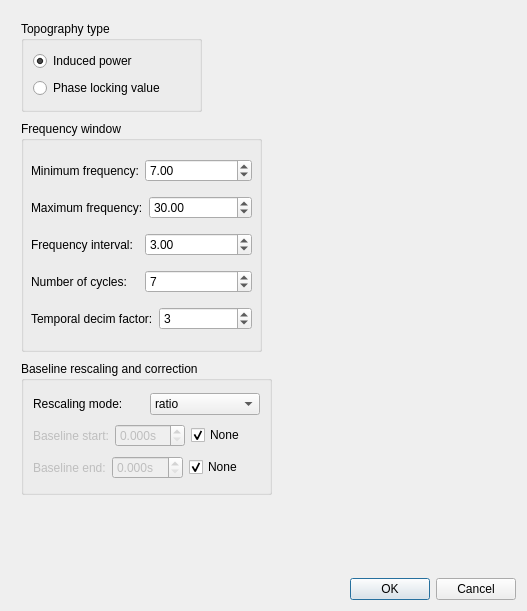
Above: meggie/ui/qt4Designer_ui_files/TFRtopology.ui from cibr-jyu/meggie before the change. Below: the same form after it.
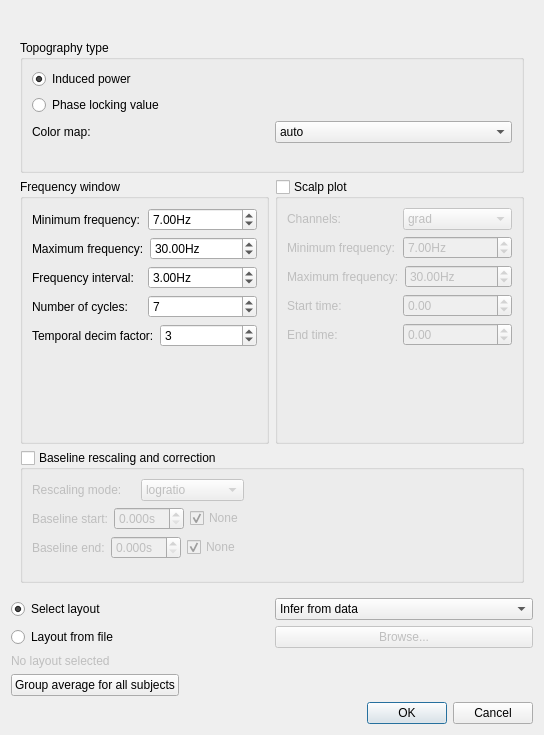
That is the form after the change.

Patch:
```diff
--- a/meggie/ui/qt4Designer_ui_files/TFRtopology.ui
+++ b/meggie/ui/qt4Designer_ui_files/TFRtopology.ui
@@ -6,28 +6,14 @@
    <rect>
     <x>0</x>
     <y>0</y>
-    <width>527</width>
-    <height>611</height>
+    <width>544</width>
+    <height>735</height>
    </rect>
   </property>
   <property name="windowTitle">
    <string>Meggie - Show TFR topologies </string>
   </property>
   <layout class="QGridLayout" name="gridLayout_2">
-   <item row="1" column="0">
-    <layout class="QVBoxLayout" name="verticalLayout">
-     <item>
-      <widget class="QDialogButtonBox" name="buttonBox">
-       <property name="orientation">
-        <enum>Qt::Horizontal</enum>
-       </property>
-       <property name="standardButtons">
-        <set>QDialogButtonBox::Cancel|QDialogButtonBox::Ok</set>
-       </property>
-      </widget>
-     </item>
-    </layout>
-   </item>
    <item row="0" column="0">
     <widget class="QScrollArea" name="scrollArea">
      <property name="frameShape">
@@ -41,8 +27,8 @@
        <rect>
         <x>0</x>
         <y>0</y>
-        <width>509</width>
-        <height>554</height>
+        <width>526</width>
+        <height>534</height>
        </rect>
       </property>
       <property name="minimumSize">
@@ -51,27 +37,211 @@
         <height>134</height>
        </size>
       </property>
+      <layout class="QGridLayout" name="gridLayout_4">
+       <item row="3" column="0" colspan="2">
+        <widget class="QGroupBox" name="groupBoxBaseline">
+         <property name="sizePolicy">
+          <sizepolicy hsizetype="Preferred" vsizetype="Preferred">
+           <horstretch>0</horstretch>
+           <verstretch>1</verstretch>
+          </sizepolicy>
+         </property>
+         <property name="title">
+          <string>Baseline rescaling and correction</string>
+         </property>
+         <property name="checkable">
+          <bool>true</bool>
+         </property>
+         <property name="checked">
+          <bool>false</bool>
+         </property>
+         <layout class="QGridLayout" name="gridLayout_3">
+          <item row="0" column="0">
+           <layout class="QHBoxLayout" name="horizontalLayout_7">
+            <item>
+             <widget class="QLabel" name="labelRescaling">
+              <property name="text">
+               <string>Rescaling mode:</string>
+              </property>
+             </widget>
+            </item>
+            <item>
+             <widget class="QComboBox" name="comboBoxMode">
+              <property name="currentIndex">
+               <number>1</number>
+              </property>
+              <item>
+               <property name="text">
+                <string>ratio</string>
+               </property>
+              </item>
+              <item>
+               <property name="text">
+                <string>logratio</string>
+               </property>
+              </item>
+              <item>
+               <property name="text">
+                <string>mean</string>
+               </property>
+              </item>
+              <item>
+               <property name="text">
+                <string>zscore</string>
+               </property>
+              </item>
+              <item>
+               <property name="text">
+                <string>percent</string>
+               </property>
+              </item>
+             </widget>
+            </item>
+           </layout>
+          </item>
+          <item row="1" column="0">
+           <layout class="QHBoxLayout" name="horizontalLayout_6">
+            <item>
+             <layout class="QHBoxLayout" name="horizontalLayout_3">
+              <item>
+               <widget class="QLabel" name="labelBaselineStart">
+                <property name="enabled">
+                 <bool>false</bool>
+                </property>
+                <property name="text">
+                 <string>Baseline start:</string>
+                </property>
+               </widget>
+              </item>
+              <item>
+               <widget class="QDoubleSpinBox" name="doubleSpinBoxBaselineStart">
+                <property name="enabled">
+                 <bool>false</bool>
+                </property>
+                <property name="suffix">
+                 <string>s</string>
+                </property>
+                <property name="decimals">
+                 <number>3</number>
+                </property>
+                <property name="singleStep">
+                 <double>0.050000000000000</double>
+                </property>
+               </widget>
+              </item>
+              <item>
+               <widget class="QCheckBox" name="checkBoxBaselineStartNone">
+                <property name="text">
+                 <string>None</string>
+                </property>
+                <property name="checked">
+                 <bool>true</bool>
+                </property>
+               </widget>
+              </item>
+             </layout>
+            </item>
+           </layout>
+          </item>
+          <item row="2" column="0">
+           <layout class="QHBoxLayout" name="horizontalLayout_5">
+            <item>
+             <layout class="QHBoxLayout" name="horizontalLayout_4">
+              <item>
+               <widget class="QLabel" name="labelBaselineEnd">
+                <property name="enabled">
+                 <bool>false</bool>
+                </property>
+                <property name="text">
+                 <string>Baseline end:</string>
+                </property>
+               </widget>
+              </item>
+              <item>
+               <widget class="QDoubleSpinBox" name="doubleSpinBoxBaselineEnd">
+                <property name="enabled">
+                 <bool>false</bool>
+                </property>
+                <property name="suffix">
+                 <string>s</string>
+                </property>
+                <property name="decimals">
+                 <number>3</number>
+                </property>
+                <property name="singleStep">
+                 <double>0.050000000000000</double>
+                </property>
+               </widget>
+              </item>
+              <item>
+               <widget class="QCheckBox" name="checkBoxBaselineEndNone">
+                <property name="text">
+                 <string>None</string>
+                </property>
+                <property name="checked">
+                 <bool>true</bool>
+                </property>
+               </widget>
+              </item>
+             </layout>
+            </item>
+           </layout>
+          </item>
+          <item row="1" column="1">
+           <spacer name="horizontalSpacer">
+            <property name="orientation">
+             <enum>Qt::Horizontal</enum>
+            </property>
+            <property name="sizeHint" stdset="0">
+             <size>
+              <width>40</width>
+              <height>20</height>
+             </size>
+            </property>
+           </spacer>
+          </item>
+          <item row="3" column="0">
+           <spacer name="verticalSpacer_4">
+            <property name="orientation">
+             <enum>Qt::Vertical</enum>
+            </property>
+            <property name="sizeHint" stdset="0">
+             <size>
+              <width>20</width>
+              <height>40</height>
+             </size>
+            </property>
+           </spacer>
+          </item>
+         </layout>
+        </widget>
+       </item>
+       <item row="2" column="0">
       <widget class="QGroupBox" name="groupBoxFrequencies">
-       <property name="geometry">
-        <rect>
-         <x>10</x>
-         <y>110</y>
-         <width>241</width>
-         <height>231</height>
-        </rect>
+         <property name="sizePolicy">
+          <sizepolicy hsizetype="Preferred" vsizetype="Preferred">
+           <horstretch>0</horstretch>
+           <verstretch>2</verstretch>
+          </sizepolicy>
        </property>
        <property name="title">
         <string>Frequency window</string>
        </property>
-       <widget class="QWidget" name="layoutWidget">
-        <property name="geometry">
-         <rect>
-          <x>10</x>
-          <y>30</y>
-          <width>221</width>
-          <height>191</height>
-         </rect>
-        </property>
+         <layout class="QGridLayout" name="gridLayout_5">
+          <item row="2" column="1">
+           <spacer name="verticalSpacer">
+            <property name="orientation">
+             <enum>Qt::Vertical</enum>
+            </property>
+            <property name="sizeHint" stdset="0">
+             <size>
+              <width>20</width>
+              <height>40</height>
+             </size>
+            </property>
+           </spacer>
+          </item>
+          <item row="1" column="1">
         <layout class="QVBoxLayout" name="verticalLayout_6">
          <item>
           <layout class="QHBoxLayout" name="horizontalLayout_13">
@@ -84,6 +254,9 @@
            </item>
            <item>
             <widget class="QDoubleSpinBox" name="doubleSpinBoxMinFreq">
+                <property name="suffix">
+                 <string>Hz</string>
+                </property>
              <property name="minimum">
               <double>0.100000000000000</double>
              </property>
@@ -108,6 +281,9 @@
            </item>
            <item>
             <widget class="QDoubleSpinBox" name="doubleSpinBoxMaxFreq">
+                <property name="suffix">
+                 <string>Hz</string>
+                </property>
              <property name="minimum">
               <double>7.000000000000000</double>
              </property>
@@ -132,6 +308,9 @@
            </item>
            <item>
             <widget class="QDoubleSpinBox" name="doubleSpinBoxFreqInterval">
+                <property name="suffix">
+                 <string>Hz</string>
+                </property>
              <property name="minimum">
               <double>0.100000000000000</double>
              </property>
@@ -185,23 +364,186 @@
           </layout>
          </item>
         </layout>
-       </widget>
-      </widget>
+          </item>
+         </layout>
+        </widget>
+       </item>
+       <item row="2" column="1">
+        <widget class="QGroupBox" name="groupBoxScalp">
+         <property name="toolTip">
+          <string>If checked, a scalp plot will be displayed.</string>
+         </property>
+         <property name="title">
+          <string>Scalp plot</string>
+         </property>
+         <property name="checkable">
+          <bool>true</bool>
+         </property>
+         <property name="checked">
+          <bool>false</bool>
+         </property>
+         <layout class="QGridLayout" name="gridLayout_6">
+          <item row="0" column="0">
+           <layout class="QVBoxLayout" name="verticalLayout_2">
+            <item>
+             <layout class="QHBoxLayout" name="horizontalLayout_16">
+              <item>
+               <widget class="QLabel" name="label_6">
+                <property name="text">
+                 <string>Channels:</string>
+                </property>
+               </widget>
+              </item>
+              <item>
+               <widget class="QComboBox" name="comboBoxChannels">
+                <property name="currentIndex">
+                 <number>1</number>
+                </property>
+                <item>
+                 <property name="text">
+                  <string>mag</string>
+                 </property>
+                </item>
+                <item>
+                 <property name="text">
+                  <string>grad</string>
+                 </property>
+                </item>
+                <item>
+                 <property name="text">
+                  <string>eeg</string>
+                 </property>
+                </item>
+               </widget>
+              </item>
+             </layout>
+            </item>
+            <item>
+             <layout class="QHBoxLayout" name="horizontalLayout_15">
+              <item>
+               <widget class="QLabel" name="label_5">
+                <property name="text">
+                 <string>Minimum frequency:</string>
+                </property>
+               </widget>
+              </item>
+              <item>
+               <widget class="QDoubleSpinBox" name="doubleSpinBoxScalpFmin">
+                <property name="suffix">
+                 <string>Hz</string>
+                </property>
+                <property name="value">
+                 <double>7.000000000000000</double>
+                </property>
+               </widget>
+              </item>
+             </layout>
+            </item>
+            <item>
+             <layout class="QHBoxLayout" name="horizontalLayout_14">
+              <item>
+               <widget class="QLabel" name="label_4">
+                <property name="text">
+                 <string>Maximum frequency:</string>
+                </property>
+               </widget>
+              </item>
+              <item>
+               <widget class="QDoubleSpinBox" name="doubleSpinBoxScalpFmax">
+                <property name="suffix">
+                 <string>Hz</string>
+                </property>
+                <property name="value">
+                 <double>30.000000000000000</double>
+                </property>
+               </widget>
+              </item>
+             </layout>
+            </item>
+            <item>
+             <layout class="QHBoxLayout" name="horizontalLayout_10">
+              <item>
+               <widget class="QLabel" name="label">
+                <property name="text">
+                 <string>Start time:</string>
+                </property>
+               </widget>
+              </item>
+              <item>
+               <widget class="QDoubleSpinBox" name="doubleSpinBoxScalpTmin">
+                <property name="minimum">
+                 <double>-10.000000000000000</double>
+                </property>
+                <property name="singleStep">
+                 <double>0.100000000000000</double>
+                </property>
+               </widget>
+              </item>
+             </layout>
+            </item>
+            <item>
+             <layout class="QHBoxLayout" name="horizontalLayout_11">
+              <item>
+               <widget class="QLabel" name="label_3">
+                <property name="text">
+                 <string>End time:</string>
+                </property>
+               </widget>
+              </item>
+              <item>
+               <widget class="QDoubleSpinBox" name="doubleSpinBoxScalpTmax">
+                <property name="minimum">
+                 <double>-10.000000000000000</double>
+                </property>
+                <property name="singleStep">
+                 <double>0.100000000000000</double>
+                </property>
+               </widget>
+              </item>
+             </layout>
+            </item>
+           </layout>
+          </item>
+          <item row="1" column="0">
+           <spacer name="verticalSpacer_2">
+            <property name="orientation">
+             <enum>Qt::Vertical</enum>
+            </property>
+            <property name="sizeHint" stdset="0">
+             <size>
+              <width>20</width>
+              <height>40</height>
+             </size>
+            </property>
+           </spacer>
+          </item>
+         </layout>
+        </widget>
+       </item>
+       <item row="0" column="0">
+        <widget class="QLabel" name="labelEpochName">
+         <property name="text">
+          <string/>
+         </property>
+        </widget>
+       </item>
+       <item row="1" column="0" colspan="2">
       <widget class="QGroupBox" name="groupBoxTopogpraphyType">
-       <property name="geometry">
-        <rect>
-         <x>10</x>
-         <y>10</y>
-         <width>181</width>
-         <height>91</height>
-        </rect>
+         <property name="sizePolicy">
+          <sizepolicy hsizetype="Preferred" vsizetype="Preferred">
+           <horstretch>0</horstretch>
+           <verstretch>1</verstretch>
+          </sizepolicy>
        </property>
        <property name="title">
         <string>Topography type</string>
        </property>
        <layout class="QGridLayout" name="gridLayout">
-        <item row="0" column="0">
+          <item row="1" column="0">
          <widget class="QRadioButton" name="radioButtonInduced">
+            <property name="enabled">
+             <bool>true</bool>
+            </property>
           <property name="text">
            <string>Induced power</string>
           </property>
@@ -210,42 +552,30 @@
           </property>
          </widget>
         </item>
-        <item row="1" column="0">
+          <item row="2" column="0">
          <widget class="QRadioButton" name="radioButtonPhase">
+            <property name="enabled">
+             <bool>true</bool>
+            </property>
           <property name="text">
            <string>Phase locking value</string>
           </property>
          </widget>
         </item>
-       </layout>
-      </widget>
-      <widget class="QGroupBox" name="groupBoxBaseline">
-       <property name="geometry">
-        <rect>
-         <x>10</x>
-         <y>350</y>
-         <width>251</width>
-         <height>134</height>
-        </rect>
-       </property>
-       <property name="title">
-        <string>Baseline rescaling and correction</string>
-       </property>
-       <layout class="QGridLayout" name="gridLayout_3">
-        <item row="0" column="0">
-         <layout class="QHBoxLayout" name="horizontalLayout_7">
+          <item row="3" column="0">
+           <layout class="QHBoxLayout" name="horizontalLayout_17">
           <item>
-           <widget class="QLabel" name="labelRescaling">
+             <widget class="QLabel" name="labelCmap">
             <property name="text">
-             <string>Rescaling mode:</string>
+               <string>Color map:</string>
             </property>
            </widget>
           </item>
           <item>
-           <widget class="QComboBox" name="comboBoxMode">
+             <widget class="QComboBox" name="comboBoxCmap">
             <item>
              <property name="text">
-              <string>ratio</string>
+                <string>auto</string>
              </property>
             </item>
             <item>
@@ -271,93 +601,128 @@
            </widget>
           </item>
          </layout>
+          </item>
+          <item row="4" column="0">
+           <spacer name="verticalSpacer_3">
+            <property name="orientation">
+             <enum>Qt::Vertical</enum>
+            </property>
+            <property name="sizeHint" stdset="0">
+             <size>
+              <width>20</width>
+              <height>40</height>
+             </size>
+            </property>
+           </spacer>
+          </item>
+         </layout>
+        </widget>
+       </item>
+      </layout>
+     </widget>
+    </widget>
         </item>
         <item row="1" column="0">
-         <layout class="QHBoxLayout" name="horizontalLayout_6">
+    <layout class="QVBoxLayout" name="verticalLayout_27">
           <item>
-           <layout class="QHBoxLayout" name="horizontalLayout_3">
+      <layout class="QHBoxLayout" name="horizontalLayout_35">
             <item>
-             <widget class="QLabel" name="labelBaselineStart">
-              <property name="enabled">
-               <bool>false</bool>
-              </property>
+        <widget class="QRadioButton" name="radioButtonSelectLayout">
               <property name="text">
-               <string>Baseline start:</string>
-              </property>
-             </widget>
-            </item>
-            <item>
-             <widget class="QDoubleSpinBox" name="doubleSpinBoxBaselineStart">
-              <property name="enabled">
-               <bool>false</bool>
-              </property>
-              <property name="suffix">
-               <string>s</string>
-              </property>
-              <property name="decimals">
-               <number>3</number>
-              </property>
-             </widget>
-            </item>
-            <item>
-             <widget class="QCheckBox" name="checkBoxBaselineStartNone">
-              <property name="text">
-               <string>None</string>
+          <string>Select layout</string>
               </property>
               <property name="checked">
                <bool>true</bool>
               </property>
-             </widget>
+         <attribute name="buttonGroup">
+          <string notr="true">buttonGroup</string>
+         </attribute>
+        </widget>
+       </item>
+       <item>
+        <widget class="QComboBox" name="comboBoxLayout">
+         <item>
+          <property name="text">
+           <string>Infer from data</string>
+          </property>
+         </item>
+        </widget>
+       </item>
+      </layout>
+     </item>
+     <item>
+      <layout class="QHBoxLayout" name="horizontalLayout_36">
+       <item>
+        <widget class="QRadioButton" name="radioButtonLayoutFromFile">
+         <property name="text">
+          <string>Layout from file</string>
+         </property>
+         <attribute name="buttonGroup">
+          <string notr="true">buttonGroup</string>
+         </attribute>
+        </widget>
+       </item>
+       <item>
+        <widget class="QPushButton" name="pushButtonBrowseLayout">
+         <property name="enabled">
+          <bool>false</bool>
+         </property>
+         <property name="text">
+          <string>Browse...</string>
+         </property>
+        </widget>
+       </item>
+      </layout>
+     </item>
+     <item>
+      <widget class="QLabel" name="labelLayout">
+       <property name="enabled">
+        <bool>false</bool>
+       </property>
+       <property name="text">
+        <string>No layout selected</string>
+       </property>
+      </widget>
+     </item>
+     <item>
+      <layout class="QHBoxLayout" name="horizontalLayout_9">
+       <item>
+        <widget class="QPushButton" name="pushButtonGroupAverage">
+         <property name="text">
+          <string>Group average for all subjects</string>
+         </property>
+        </widget>
+       </item>
+       <item>
+        <spacer name="horizontalSpacer_4">
+         <property name="orientation">
+          <enum>Qt::Horizontal</enum>
+         </property>
+         <property name="sizeHint" stdset="0">
+          <size>
+           <width>40</width>
+           <height>20</height>
+          </size>
+         </property>
+        </spacer>
             </item>
            </layout>
           </item>
          </layout>
         </item>
         <item row="2" column="0">
-         <layout class="QHBoxLayout" name="horizontalLayout_5">
+    <layout class="QVBoxLayout" name="verticalLayout">
           <item>
-           <layout class="QHBoxLayout" name="horizontalLayout_4">
-            <item>
-             <widget class="QLabel" name="labelBaselineEnd">
-              <property name="enabled">
-               <bool>false</bool>
-              </property>
-              <property name="text">
-               <string>Baseline end:</string>
+      <widget class="QDialogButtonBox" name="buttonBox">
+       <property name="orientation">
+        <enum>Qt::Horizontal</enum>
+       </property>
+       <property name="standardButtons">
+        <set>QDialogButtonBox::Cancel|QDialogButtonBox::Ok</set>
               </property>
              </widget>
             </item>
-            <item>
-             <widget class="QDoubleSpinBox" name="doubleSpinBoxBaselineEnd">
-              <property name="enabled">
-               <bool>false</bool>
-              </property>
-              <property name="suffix">
-               <string>s</string>
-              </property>
-              <property name="decimals">
-               <number>3</number>
-              </property>
-             </widget>
-            </item>
-            <item>
-             <widget class="QCheckBox" name="checkBoxBaselineEndNone">
-              <property name="text">
-               <string>None</string>
-              </property>
-              <property name="checked">
-               <bool>true</bool>
-              </property>
-             </widget>
-            </item>
-           </layout>
-          </item>
-         </layout>
-        </item>
-       </layout>
-      </widget>
-     </widget>
-    </widget>
+    </layout>
    </item>
   </layout>
  </widget>
```
Left out of the diff: 121 changed lines with no effect on the pictures. Lines whose indentation alone changed are shown as unchanged.
